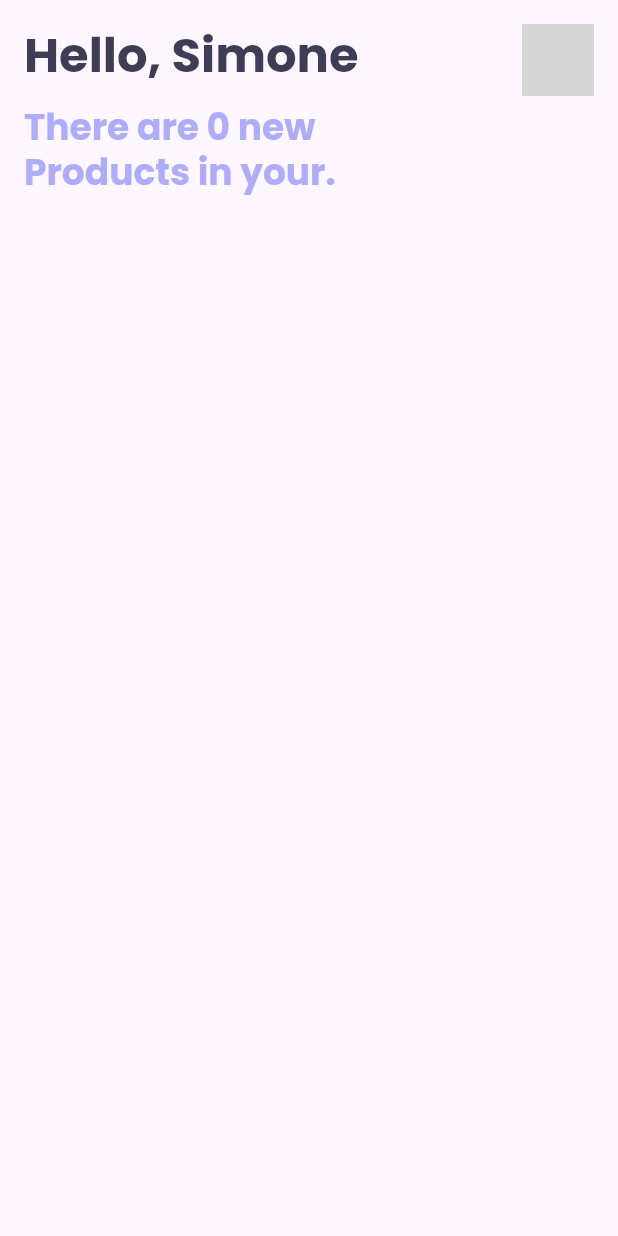
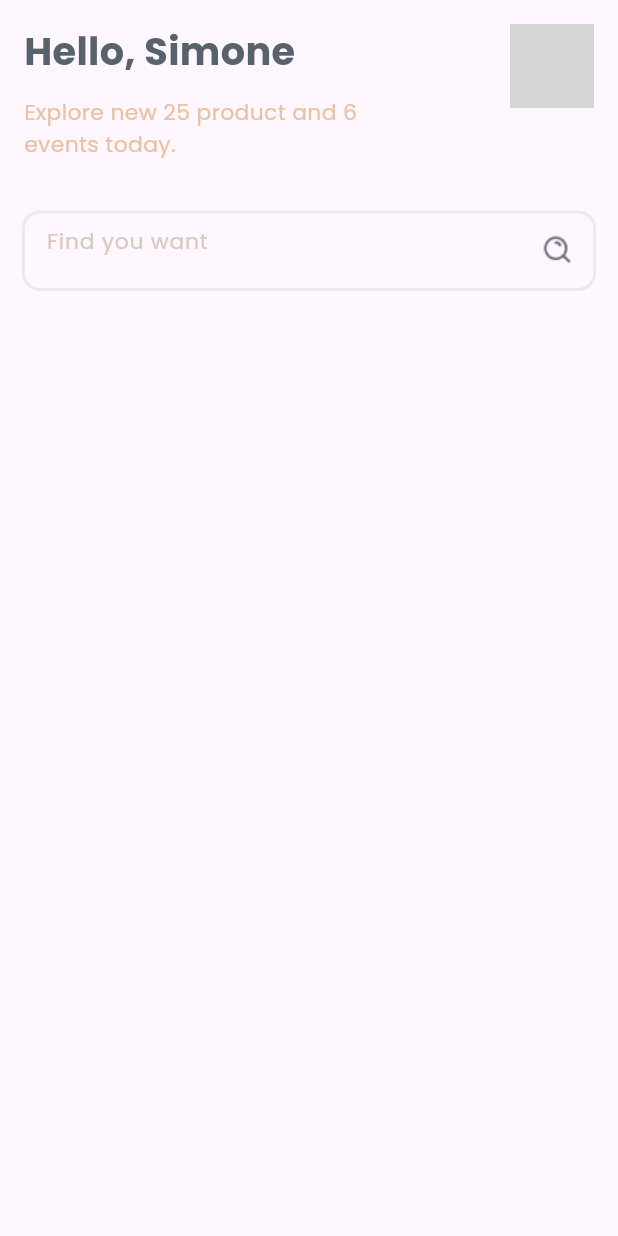
Before and after one commit to SingHuyLeang/flutter-train, a Flutter app: the screen it shows after launch, on a phone screen of 412 x 824 dp. Run offline on Flutter 3.47's test engine with Material 3 defaults, Android fonts, the light colour scheme and no system bars; grey boxes are pictures that could not be loaded.

Commit message:
update ui

```diff
--- a/lib/components/custom_appbar.dart
+++ b/lib/components/custom_appbar.dart
@@ -1,15 +1,18 @@
 import 'package:flutter/material.dart';
+import 'package:flutter_train/constants/font_family.dart';
 import 'package:flutter_train/theme/color.dart';
+import 'package:flutter_train/theme/text_theme.dart';
 
 class CustomAppBar extends StatelessWidget {
   const CustomAppBar({
     super.key,
     required this.firstName,
     required this.userProfile,
-    this.count = 0,
+    this.newProduct = 25,
+    this.events = 6,
   });
   final String firstName, userProfile;
-  final int count;
+  final int newProduct, events;
   @override
   Widget build(BuildContext context) {
     return Container(
@@ -28,19 +31,16 @@ class CustomAppBar extends StatelessWidget {
               children: [
                 Text(
                   "Hello, $firstName",
-                  style: Theme.of(context)
-                      .textTheme
-                      .titleLarge!
-                      .apply(fontSizeDelta: 8),
+                  style: textStyle(
+                    context,
+                    fontSize: 28,
+                    fontFamily: FontFamily.bold,
+                  ),
                 ),
                 const SizedBox(height: 12),
                 Text(
-                  "There are $count new Products in your.",
-                  style: Theme.of(context)
-                      .textTheme
-                      .titleLarge!
-                      .apply(color: ThemeColor.primary),
-                ),
+                    "Explore new $newProduct product and $events events today.",
+                    style: textStyle(context, color: ThemeColor.primary)),
               ],
             ),
           ),
@@ -50,7 +50,7 @@ class CustomAppBar extends StatelessWidget {
             child: Container(
               alignment: Alignment.topRight,
               child: CircleAvatar(
-                radius: 24,
+                radius: 28,
                 backgroundImage: AssetImage(userProfile),
               ),
             ),
--- /dev/null
+++ b/lib/components/input.dart
@@ -0,0 +1,52 @@
+import 'dart:developer';
+
+import 'package:flutter/material.dart';
+import 'package:flutter_train/constants/dark_light.dart';
+import 'package:flutter_train/constants/respone_size.dart';
+import 'package:flutter_train/theme/color.dart';
+import 'package:flutter_train/theme/text_theme.dart';
+
+class Input extends StatelessWidget {
+  const Input(
+      {super.key,
+      required this.hint,
+      required this.icon,
+      required this.controller});
+
+  final TextEditingController controller;
+  final String hint;
+  final String icon;
+
+  @override
+  Widget build(BuildContext context) {
+    return Container(
+      width: double.infinity,
+      height: Response.height(context, 50),
+      padding: EdgeInsets.only(
+        left: Response.width(context, 16),
+      ),
+      margin: EdgeInsets.symmetric(horizontal: Response.width(context, 16)),
+      decoration: BoxDecoration(
+        borderRadius: BorderRadius.circular(12),
+        border: Border.all(
+          color: Checks.isDark(context)
+              ? ThemeColor.light.withOpacity(0.1)
+              : ThemeColor.dark.withOpacity(0.1),
+          width: 2,
+        ),
+      ),
+      child: TextField(
+        controller: controller,
+        style: textStyle(context),
+        decoration: InputDecoration(
+            border: InputBorder.none,
+            hintText: hint,
+            hintStyle: textStyle(context, color: ThemeColor.secondary),
+            suffixIcon: GestureDetector(
+              onTap: () => log("You clicked the suffix"),
+              child: Image.asset(icon),
+            )),
+      ),
+    );
+  }
+}
--- /dev/null
+++ b/lib/constants/dark_light.dart
@@ -0,0 +1,6 @@
+import 'package:flutter/material.dart';
+
+class Checks {
+  static bool isDark(BuildContext context) =>
+      MediaQuery.of(context).platformBrightness == Brightness.dark;
+}
--- /dev/null
+++ b/lib/constants/respone_size.dart
@@ -0,0 +1,19 @@
+import 'package:flutter/material.dart';
+
+class Response {
+  static double screenWidth(BuildContext context) =>
+      MediaQuery.of(context).size.width;
+  static double screenHeight(BuildContext context) =>
+      MediaQuery.of(context).size.height;
+  static double width(BuildContext context, double size) {
+    return (size * 375) / screenWidth(context);
+  }
+
+  static double fontSize(BuildContext context, double size) {
+    return (size * 375) / screenWidth(context);
+  }
+
+  static double height(BuildContext context, double size) {
+    return (size * 884) / screenHeight(context);
+  }
+}
--- a/lib/home_page.dart
+++ b/lib/home_page.dart
@@ -1,5 +1,8 @@
 import 'package:flutter/material.dart';
 import 'package:flutter_train/components/custom_appbar.dart';
+import 'package:flutter_train/constants/respone_size.dart';
+
+import 'components/input.dart';
 
 class HomePage extends StatefulWidget {
   const HomePage({super.key});
@@ -27,6 +30,13 @@ class _HomePageState extends State<HomePage> {
                 userProfile: userProfile,
               ),
               // Custom Body
+              SizedBox(height: Response.height(context, 32)),
+              // - search field -
+              Input(
+                controller: TextEditingController(),
+                hint: "Find you want",
+                icon: "assets/images/search.png",
+              ),
             ],
           ),
         ),
--- a/lib/theme/color.dart
+++ b/lib/theme/color.dart
@@ -1,10 +1,10 @@
 import 'package:flutter/material.dart';
 
 class ThemeColor {
-  static const Color primary = Color(0xFFADADFC);
-  static const Color secondary = Color(0xFF8FF594);
+  static const Color primary = Color(0xFFECC1A1);
+  static const Color secondary = Color(0xFFDAC8BE);
   static const Color error = Color(0xFFD34949);
-  static const Color dark = Color(0xFF3F3D56);
-  static const Color light = Color(0xFFFEFEFE);
-  static const Color background = Color(0xFFF6EDFF);
+  static const Color success = Color(0xFF49D367);
+  static const Color dark = Color(0xFF58626C);
+  static const Color light = Color(0xFFF5F1EE);
 }
--- /dev/null
+++ b/lib/theme/text_theme.dart
@@ -0,0 +1,19 @@
+import 'package:flutter/material.dart';
+import 'package:flutter_train/constants/dark_light.dart';
+import 'package:flutter_train/constants/font_family.dart';
+import 'package:flutter_train/constants/respone_size.dart';
+import 'package:flutter_train/theme/color.dart';
+
+TextStyle textStyle(
+  BuildContext context, {
+  double fontSize = 16,
+  String fontFamily = FontFamily.regular,
+  Color? color,
+}) {
+  return TextStyle(
+    fontFamily: fontFamily,
+    fontSize: Response.fontSize(context, fontSize),
+    color:
+        color ?? (Checks.isDark(context) ? ThemeColor.light : ThemeColor.dark),
+  );
+}
```
Also changed, not shown: assets/images/search.png (added).
